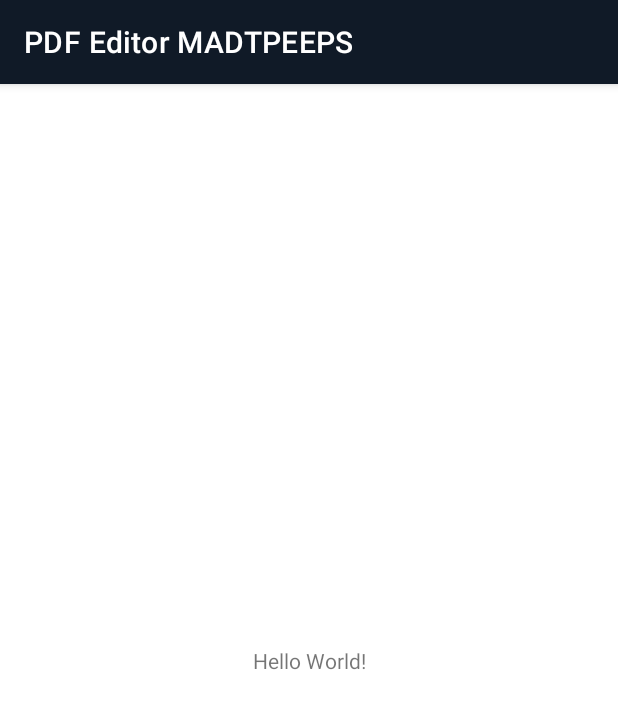
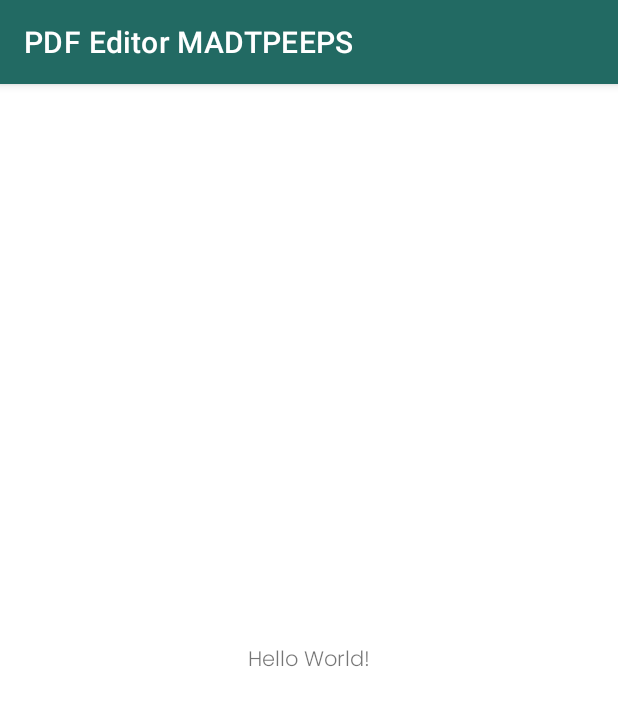
Before and after one commit to surabhirupani/FP_MADTPEEPS_PDFEDITOR, an Android app: the screen it shows after launch once a user with an empty profile is signed in (MainActivity), on a phone screen of 412 x 824 dp. Shown: the top 709 px of the screen. Run offline under Robolectric (Android 15) with nearby library versions, the phone set to English and light mode, and no system bars; our stand-ins replace Firebase (no records; nobody signed in at launch, a user with empty details on screens opened directly); libraries missing offline, so code that uses them is left out: com.facebook, com.facebook.login; 16 statements that could not run were skipped.

Commit message:
create custom style for toolbar

```diff
--- a/app/src/main/res/values/strings.xml
+++ b/app/src/main/res/values/strings.xml
@@ -1,3 +1,4 @@
 <resources>
     <string name="app_name">PDF Editor MADTPEEPS</string>
+    <string name="facebook_app_id">1877786872429004</string>
 </resources>
--- a/app/src/main/res/values/themes.xml
+++ b/app/src/main/res/values/themes.xml
@@ -2,8 +2,8 @@
     <!-- Base application theme. -->
     <style name="Theme.PDFEditorMADTPEEPS" parent="Theme.MaterialComponents.DayNight.DarkActionBar">
         <!-- Primary brand color. -->
-        <item name="colorPrimary">@color/colorPrimary</item>
-        <item name="colorPrimaryVariant">@color/colorPrimaryDark</item>
+        <item name="colorPrimary">@color/colorAccent</item>
+        <item name="colorPrimaryVariant">@color/colorAccent</item>
         <item name="colorOnPrimary">@color/colorWhite</item>
         <item name="colorAccent">@color/colorAccent</item>
         <!-- Secondary brand color. -->
@@ -12,6 +12,7 @@
         <item name="colorOnSecondary">@color/colorWhite</item>
         <!-- Status bar color. -->
         <item name="android:statusBarColor" tools:targetApi="l">?attr/colorPrimaryVariant</item>
+        <item name="android:typeface">serif</item>
         <!-- Customize your theme here. -->
     </style>
 
@@ -28,4 +29,13 @@
         <item name="windowActionBar">false</item>
         <item name="windowNoTitle">true</item>
     </style>
+
+    <style name="LoginTextInputLayoutStyle" parent="Widget.MaterialComponents.TextInputLayout.OutlinedBox.Dense">
+        <item name="boxStrokeColor">@color/text_input_box_stroke</item>
+    </style>
+
+    <style name="ToolbarStyle" parent="@style/ThemeOverlay.AppCompat.ActionBar">
+        <!-- Customize color of navigation drawer icon and back arrow -->
+        <item name="colorControlNormal">@color/colorAccent</item>
+    </style>
 </resources>
```
